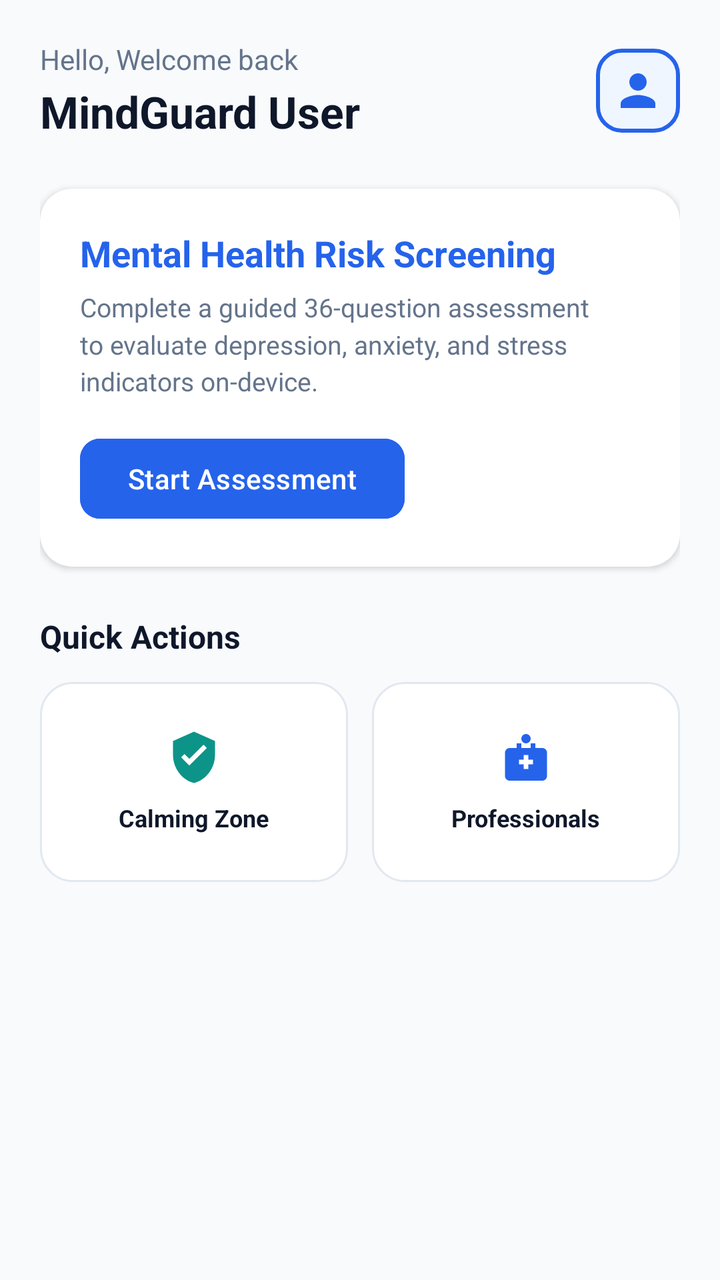
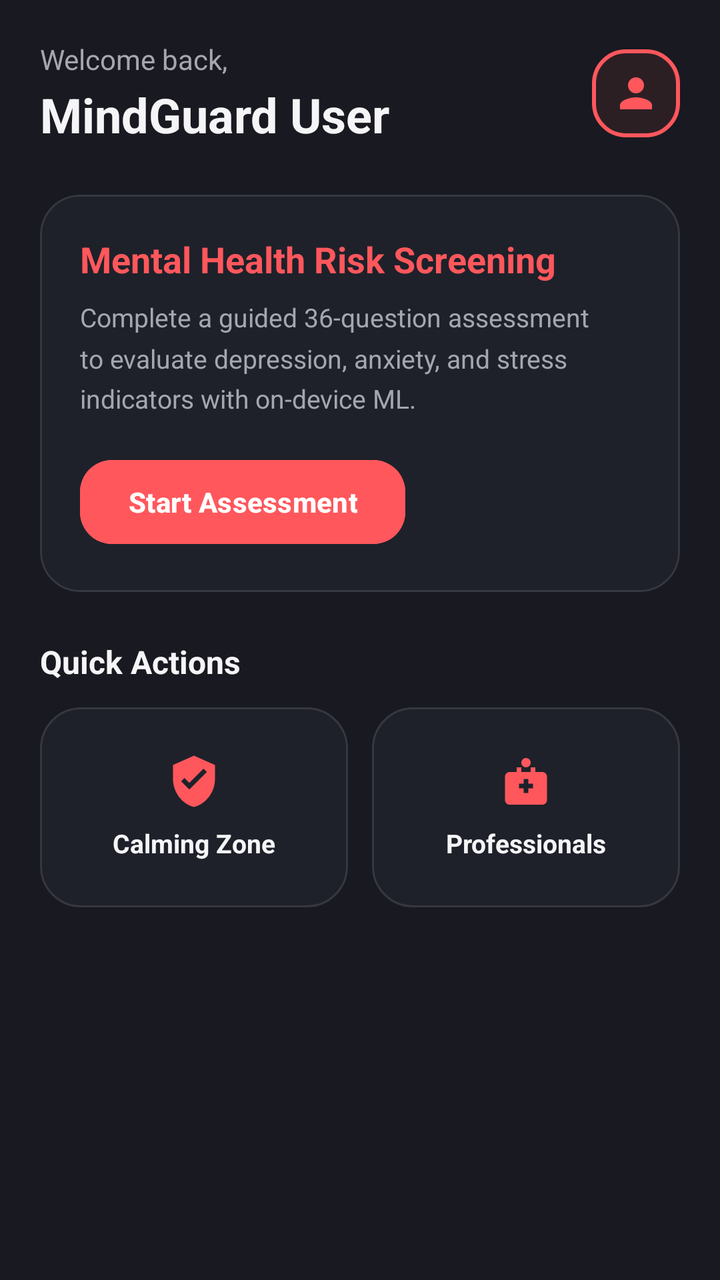

Screens rendered from an Android XML layout before and after an edit, with the pre-edit source and the edit as a unified diff.
<!-- AndroidManifest.xml: application theme Theme.MindGuardAI -->
<!-- res/layout/fragment_home.xml -->
<?xml version="1.0" encoding="utf-8"?>
<ScrollView
    xmlns:android="http://schemas.android.com/apk/res/android"
    xmlns:app="http://schemas.android.com/apk/res-auto"
    android:layout_width="match_parent"
    android:layout_height="match_parent"
    android:fillViewport="true"
    android:background="@color/background_light">

    <androidx.constraintlayout.widget.ConstraintLayout
        android:layout_width="match_parent"
        android:layout_height="wrap_content"
        android:padding="20dp">

        
        <TextView
            android:id="@+id/tvGreeting"
            android:layout_width="0dp"
            android:layout_height="wrap_content"
            android:text="Hello, Welcome back"
            android:textColor="@color/text_secondary"
            android:textSize="14sp"
            app:layout_constraintStart_toStartOf="parent"
            app:layout_constraintTop_toTopOf="parent" />

        <TextView
            android:id="@+id/tvUserName"
            android:layout_width="0dp"
            android:layout_height="wrap_content"
            android:layout_marginTop="2dp"
            android:text="MindGuard User"
            android:textColor="@color/text_primary"
            android:textSize="22sp"
            android:textStyle="bold"
            app:layout_constraintStart_toStartOf="parent"
            app:layout_constraintTop_toBottomOf="@+id/tvGreeting" />

        <ImageView
            android:id="@+id/ivProfile"
            android:layout_width="42dp"
            android:layout_height="42dp"
            android:src="@drawable/ic_user"
            android:background="@drawable/bg_role_selected"
            android:padding="8dp"
            app:tint="@color/primary"
            app:layout_constraintEnd_toEndOf="parent"
            app:layout_constraintTop_toTopOf="@+id/tvGreeting"
            app:layout_constraintBottom_toBottomOf="@+id/tvUserName" />

        
        <androidx.cardview.widget.CardView
            android:id="@+id/cardStartAssessment"
            android:layout_width="match_parent"
            android:layout_height="wrap_content"
            android:layout_marginTop="24dp"
            app:cardCornerRadius="16dp"
            app:cardElevation="2dp"
            app:cardBackgroundColor="@color/surface_light"
            app:layout_constraintTop_toBottomOf="@+id/tvUserName">

            <LinearLayout
                android:layout_width="match_parent"
                android:layout_height="wrap_content"
                android:orientation="vertical"
                android:padding="20dp">

                <TextView
                    android:layout_width="wrap_content"
                    android:layout_height="wrap_content"
                    android:text="Mental Health Risk Screening"
                    android:textColor="@color/primary"
                    android:textSize="18sp"
                    android:textStyle="bold" />

                <TextView
                    android:layout_width="wrap_content"
                    android:layout_height="wrap_content"
                    android:layout_marginTop="6dp"
                    android:text="Complete a guided 36-question assessment to evaluate depression, anxiety, and stress indicators on-device."
                    android:textColor="@color/text_secondary"
                    android:textSize="13sp"
                    android:lineSpacingMultiplier="1.2" />

                <com.google.android.material.button.MaterialButton
                    android:id="@+id/btnTakeAssessment"
                    android:layout_width="wrap_content"
                    android:layout_height="48dp"
                    android:layout_marginTop="16dp"
                    android:text="Start Assessment"
                    android:textAllCaps="false"
                    app:cornerRadius="10dp"
                    android:backgroundTint="@color/primary" />
            </LinearLayout>
        </androidx.cardview.widget.CardView>

        
        <TextView
            android:id="@+id/tvQuickActions"
            android:layout_width="wrap_content"
            android:layout_height="wrap_content"
            android:layout_marginTop="24dp"
            android:text="Quick Actions"
            android:textColor="@color/text_primary"
            android:textSize="16sp"
            android:textStyle="bold"
            app:layout_constraintStart_toStartOf="parent"
            app:layout_constraintTop_toBottomOf="@+id/cardStartAssessment" />

        <LinearLayout
            android:id="@+id/llQuickGrid"
            android:layout_width="match_parent"
            android:layout_height="wrap_content"
            android:layout_marginTop="12dp"
            android:orientation="horizontal"
            app:layout_constraintTop_toBottomOf="@+id/tvQuickActions">

            <LinearLayout
                android:id="@+id/btnNavCalming"
                android:layout_width="0dp"
                android:layout_height="100dp"
                android:layout_weight="1"
                android:layout_marginEnd="6dp"
                android:background="@drawable/bg_rounded_card"
                android:gravity="center"
                android:clickable="true"
                android:focusable="true"
                android:orientation="vertical">

                <ImageView
                    android:layout_width="28dp"
                    android:layout_height="28dp"
                    android:src="@drawable/ic_shield_check"
                    app:tint="@color/accent" />

                <TextView
                    android:layout_width="wrap_content"
                    android:layout_height="wrap_content"
                    android:layout_marginTop="8dp"
                    android:text="Calming Zone"
                    android:textColor="@color/text_primary"
                    android:textSize="12sp"
                    android:textStyle="bold" />
            </LinearLayout>

            <LinearLayout
                android:id="@+id/btnNavProfessionals"
                android:layout_width="0dp"
                android:layout_height="100dp"
                android:layout_weight="1"
                android:layout_marginStart="6dp"
                android:background="@drawable/bg_rounded_card"
                android:gravity="center"
                android:clickable="true"
                android:focusable="true"
                android:orientation="vertical">

                <ImageView
                    android:layout_width="28dp"
                    android:layout_height="28dp"
                    android:src="@drawable/ic_doctor"
                    app:tint="@color/primary" />

                <TextView
                    android:layout_width="wrap_content"
                    android:layout_height="wrap_content"
                    android:layout_marginTop="8dp"
                    android:text="Professionals"
                    android:textColor="@color/text_primary"
                    android:textSize="12sp"
                    android:textStyle="bold" />
            </LinearLayout>
        </LinearLayout>

    </androidx.constraintlayout.widget.ConstraintLayout>
</ScrollView>
<!-- resources referenced by this layout -->
<resources>
  <color name="accent">#0D9488</color>
  <color name="background_light">#F8FAFC</color>
  <color name="primary">#2563EB</color>
  <color name="surface_light">#FFFFFF</color>
  <color name="text_primary">#0F172A</color>
  <color name="text_secondary">#64748B</color>
  <!-- drawable bg_role_selected (drawable) -->
  <?xml version="1.0" encoding="utf-8"?>
  <shape xmlns:android="http://schemas.android.com/apk/res/android" android:shape="rectangle">
      <solid android:color="@color/primary_container" />
      <corners android:radius="12dp" />
      <stroke android:width="2dp" android:color="@color/primary" />
  </shape>
  <!-- drawable bg_rounded_card (drawable) -->
  <?xml version="1.0" encoding="utf-8"?>
  <shape xmlns:android="http://schemas.android.com/apk/res/android" android:shape="rectangle">
      <solid android:color="@color/surface_light" />
      <corners android:radius="16dp" />
      <stroke android:width="1dp" android:color="@color/card_border" />
  </shape>
  <!-- drawable ic_doctor (drawable) -->
  <vector xmlns:android="http://schemas.android.com/apk/res/android"
      android:width="24dp"
      android:height="24dp"
      android:viewportWidth="24"
      android:viewportHeight="24">
    <path
        android:fillColor="#0D9488"
        android:pathData="M12,2c1.1,0 2,0.9 2,2s-0.9,2 -2,2s-2,-0.9 -2,-2s0.9,-2 2,-2zM19,8h-3V6h-2v2h-4V6H8v2H5c-1.1,0 -2,0.9 -2,2v10c0,1.1 0.9,2 2,2h14c1.1,0 2,-0.9 2,-2V10c0,-1.1 -0.9,-2 -2,-2zM13,17h-2v-2H9v-2h2v-2h2v2h2v2h-2v2z"/>
  </vector>
  <!-- drawable ic_shield_check (drawable) -->
  <vector xmlns:android="http://schemas.android.com/apk/res/android"
      android:width="24dp"
      android:height="24dp"
      android:viewportWidth="24"
      android:viewportHeight="24">
    <path
        android:fillColor="#0D9488"
        android:pathData="M12,1L3,5v6c0,5.55 3.84,10.74 9,12c5.16,-1.26 9,-6.45 9,-12V5L12,1zM10,15.5l-3.5,-3.5l1.41,-1.41L10,12.67l6.09,-6.09L17.5,8L10,15.5z"/>
  </vector>
  <!-- drawable ic_user (drawable) -->
  <vector xmlns:android="http://schemas.android.com/apk/res/android"
      android:width="24dp"
      android:height="24dp"
      android:viewportWidth="24"
      android:viewportHeight="24">
    <path
        android:fillColor="#2563EB"
        android:pathData="M12,12c2.21,0 4,-1.79 4,-4s-1.79,-4 -4,-4s-4,1.79 -4,4s1.79,4 4,4zM12,14c-2.67,0 -8,1.34 -8,4v2h16v-2c0,-2.66 -5.33,-4 -8,-4z"/>
  </vector>
  <style name="Theme.MindGuardAI" parent="Theme.Material3.DayNight.NoActionBar">
          
          <item name="colorPrimary">@color/primary</item>
          <item name="colorOnPrimary">@color/surface_light</item>
          
          <item name="colorSecondary">@color/accent</item>
          <item name="android:statusBarColor">@color/primary_dark</item>
      </style>
  <color name="primary_container">#EFF6FF</color>
  <color name="card_border">#E2E8F0</color>
  <color name="primary_dark">#1E293B</color>
</resources>

<!-- the commit's change to res/layout/fragment_home.xml (unified diff, before → after) -->
@@ -17,7 +17,7 @@
             android:id="@+id/tvGreeting"
             android:layout_width="0dp"
             android:layout_height="wrap_content"
-            android:text="Hello, Welcome back"
+            android:text="Welcome back,"
             android:textColor="@color/text_secondary"
             android:textSize="14sp"
             app:layout_constraintStart_toStartOf="parent"
@@ -30,31 +30,33 @@
             android:layout_marginTop="2dp"
             android:text="MindGuard User"
             android:textColor="@color/text_primary"
-            android:textSize="22sp"
+            android:textSize="24sp"
             android:textStyle="bold"
             app:layout_constraintStart_toStartOf="parent"
             app:layout_constraintTop_toBottomOf="@+id/tvGreeting" />
 
         <ImageView
             android:id="@+id/ivProfile"
-            android:layout_width="42dp"
-            android:layout_height="42dp"
+            android:layout_width="44dp"
+            android:layout_height="44dp"
             android:src="@drawable/ic_user"
             android:background="@drawable/bg_role_selected"
-            android:padding="8dp"
+            android:padding="10dp"
             app:tint="@color/primary"
             app:layout_constraintEnd_toEndOf="parent"
             app:layout_constraintTop_toTopOf="@+id/tvGreeting"
             app:layout_constraintBottom_toBottomOf="@+id/tvUserName" />
 
         
-        <androidx.cardview.widget.CardView
+        <com.google.android.material.card.MaterialCardView
             android:id="@+id/cardStartAssessment"
             android:layout_width="match_parent"
             android:layout_height="wrap_content"
             android:layout_marginTop="24dp"
-            app:cardCornerRadius="16dp"
-            app:cardElevation="2dp"
+            app:cardCornerRadius="20dp"
+            app:cardElevation="0dp"
+            app:strokeWidth="1dp"
+            app:strokeColor="@color/card_border"
             app:cardBackgroundColor="@color/surface_light"
             app:layout_constraintTop_toBottomOf="@+id/tvUserName">
 
@@ -75,23 +77,25 @@
                 <TextView
                     android:layout_width="wrap_content"
                     android:layout_height="wrap_content"
-                    android:layout_marginTop="6dp"
-                    android:text="Complete a guided 36-question assessment to evaluate depression, anxiety, and stress indicators on-device."
+                    android:layout_marginTop="8dp"
+                    android:text="Complete a guided 36-question assessment to evaluate depression, anxiety, and stress indicators with on-device ML."
                     android:textColor="@color/text_secondary"
                     android:textSize="13sp"
-                    android:lineSpacingMultiplier="1.2" />
+                    android:lineSpacingMultiplier="1.3" />
 
                 <com.google.android.material.button.MaterialButton
                     android:id="@+id/btnTakeAssessment"
                     android:layout_width="wrap_content"
-                    android:layout_height="48dp"
-                    android:layout_marginTop="16dp"
+                    android:layout_height="50dp"
+                    android:layout_marginTop="18dp"
                     android:text="Start Assessment"
                     android:textAllCaps="false"
-                    app:cornerRadius="10dp"
+                    android:textColor="@color/text_white"
+                    android:textStyle="bold"
+                    app:cornerRadius="16dp"
                     android:backgroundTint="@color/primary" />
             </LinearLayout>
-        </androidx.cardview.widget.CardView>
+        </com.google.android.material.card.MaterialCardView>
 
         
         <TextView
@@ -130,7 +134,7 @@
                     android:layout_width="28dp"
                     android:layout_height="28dp"
                     android:src="@drawable/ic_shield_check"
-                    app:tint="@color/accent" />
+                    app:tint="@color/primary" />
 
                 <TextView
                     android:layout_width="wrap_content"
@@ -138,7 +142,7 @@
                     android:layout_marginTop="8dp"
                     android:text="Calming Zone"
                     android:textColor="@color/text_primary"
-                    android:textSize="12sp"
+                    android:textSize="13sp"
                     android:textStyle="bold" />
             </LinearLayout>
 
@@ -166,7 +170,7 @@
                     android:layout_marginTop="8dp"
                     android:text="Professionals"
                     android:textColor="@color/text_primary"
-                    android:textSize="12sp"
+                    android:textSize="13sp"
                     android:textStyle="bold" />
             </LinearLayout>
         </LinearLayout>
<!-- resource entries referenced after the edit -->
@@ -1,23 +1,23 @@
 <!-- resources referenced by this layout -->
 <resources>
-  <color name="accent">#0D9488</color>
-  <color name="background_light">#F8FAFC</color>
-  <color name="primary">#2563EB</color>
-  <color name="surface_light">#FFFFFF</color>
-  <color name="text_primary">#0F172A</color>
-  <color name="text_secondary">#64748B</color>
+  <color name="background_light">#191921</color>
+  <color name="primary">#FF575C</color>
+  <color name="surface_light">#1E212A</color>
+  <color name="text_primary">#F5F5F7</color>
+  <color name="text_secondary">#A5A7B0</color>
+  <color name="text_white">#FFFFFF</color>
   <!-- drawable bg_role_selected (drawable) -->
   <?xml version="1.0" encoding="utf-8"?>
   <shape xmlns:android="http://schemas.android.com/apk/res/android" android:shape="rectangle">
       <solid android:color="@color/primary_container" />
-      <corners android:radius="12dp" />
+      <corners android:radius="16dp" />
       <stroke android:width="2dp" android:color="@color/primary" />
   </shape>
   <!-- drawable bg_rounded_card (drawable) -->
   <?xml version="1.0" encoding="utf-8"?>
   <shape xmlns:android="http://schemas.android.com/apk/res/android" android:shape="rectangle">
       <solid android:color="@color/surface_light" />
-      <corners android:radius="16dp" />
+      <corners android:radius="20dp" />
       <stroke android:width="1dp" android:color="@color/card_border" />
   </shape>
   <!-- drawable ic_doctor (drawable) -->
@@ -27,7 +27,7 @@
       android:viewportWidth="24"
       android:viewportHeight="24">
     <path
-        android:fillColor="#0D9488"
+        android:fillColor="#FF575C"
         android:pathData="M12,2c1.1,0 2,0.9 2,2s-0.9,2 -2,2s-2,-0.9 -2,-2s0.9,-2 2,-2zM19,8h-3V6h-2v2h-4V6H8v2H5c-1.1,0 -2,0.9 -2,2v10c0,1.1 0.9,2 2,2h14c1.1,0 2,-0.9 2,-2V10c0,-1.1 -0.9,-2 -2,-2zM13,17h-2v-2H9v-2h2v-2h2v2h2v2h-2v2z"/>
   </vector>
   <!-- drawable ic_shield_check (drawable) -->
@@ -37,7 +37,7 @@
       android:viewportWidth="24"
       android:viewportHeight="24">
     <path
-        android:fillColor="#0D9488"
+        android:fillColor="#FF575C"
         android:pathData="M12,1L3,5v6c0,5.55 3.84,10.74 9,12c5.16,-1.26 9,-6.45 9,-12V5L12,1zM10,15.5l-3.5,-3.5l1.41,-1.41L10,12.67l6.09,-6.09L17.5,8L10,15.5z"/>
   </vector>
   <!-- drawable ic_user (drawable) -->
@@ -47,19 +47,32 @@
       android:viewportWidth="24"
       android:viewportHeight="24">
     <path
-        android:fillColor="#2563EB"
+        android:fillColor="#FF575C"
         android:pathData="M12,12c2.21,0 4,-1.79 4,-4s-1.79,-4 -4,-4s-4,1.79 -4,4s1.79,4 4,4zM12,14c-2.67,0 -8,1.34 -8,4v2h16v-2c0,-2.66 -5.33,-4 -8,-4z"/>
   </vector>
-  <style name="Theme.MindGuardAI" parent="Theme.Material3.DayNight.NoActionBar">
+  <style name="Theme.MindGuardAI" parent="Theme.Material3.Dark.NoActionBar">
           
           <item name="colorPrimary">@color/primary</item>
-          <item name="colorOnPrimary">@color/surface_light</item>
+          <item name="colorOnPrimary">@color/text_white</item>
+          <item name="colorPrimaryContainer">@color/primary_container</item>
+          <item name="colorOnPrimaryContainer">@color/primary_soft</item>
+  
           
-          <item name="colorSecondary">@color/accent</item>
-          <item name="android:statusBarColor">@color/primary_dark</item>
+          <item name="android:colorBackground">@color/background_light</item>
+          <item name="colorSurface">@color/surface_light</item>
+          <item name="colorSurfaceVariant">@color/surface_2</item>
+          <item name="colorOnSurface">@color/text_primary</item>
+          <item name="colorOnSurfaceVariant">@color/text_secondary</item>
+  
+          
+          <item name="android:statusBarColor">@color/background_light</item>
+          <item name="android:navigationBarColor">@color/background_light</item>
+          <item name="android:windowLightStatusBar">false</item>
+          <item name="android:windowLightNavigationBar">false</item>
       </style>
-  <color name="primary_container">#EFF6FF</color>
-  <color name="card_border">#E2E8F0</color>
-  <color name="primary_dark">#1E293B</color>
+  <color name="primary_container">#2C1F24</color>
+  <color name="primary_soft">#FF777B</color>
+  <color name="surface_2">#242732</color>
+  <color name="card_border">#35383F</color>
 </resources>
 
